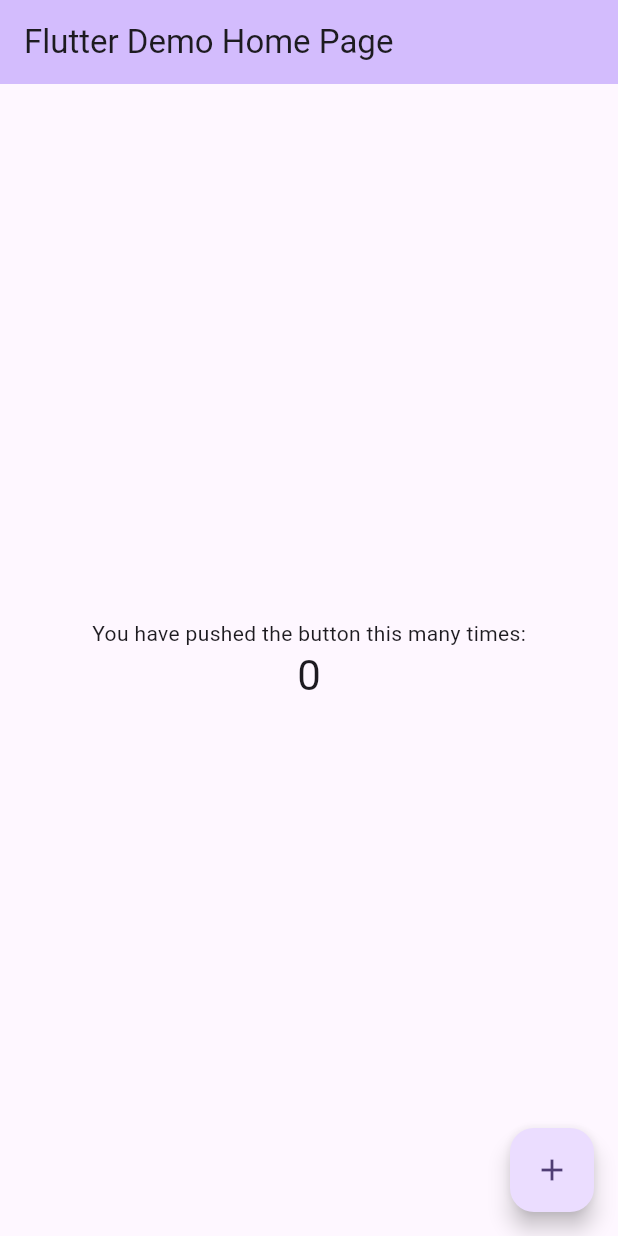
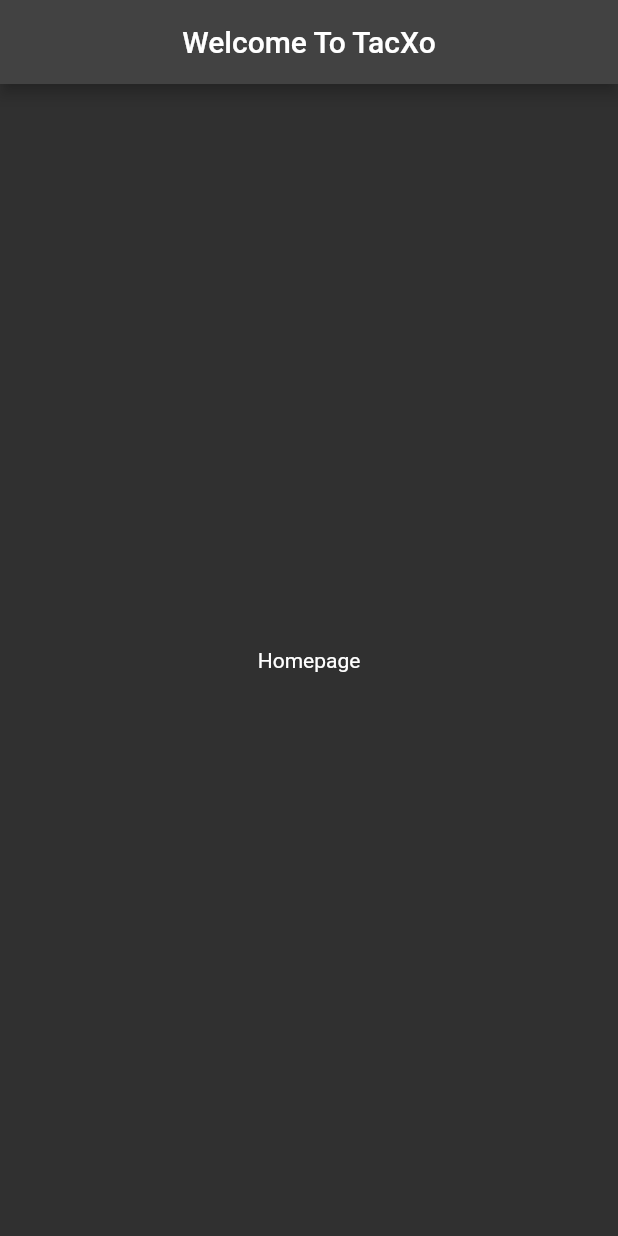
Before and after one commit to Abhinav0915/TacXO, a Flutter app: the screen it shows after launch, on a phone screen of 412 x 824 dp. Run offline on Flutter 3.47's test engine with Material 2 defaults, Android fonts, the phone set to English and light mode, and no system bars.

Commit message:
added utils

```diff
--- a/lib/main.dart
+++ b/lib/main.dart
@@ -1,125 +1,31 @@
 import 'package:flutter/material.dart';
+import '../pages/homepage.dart';
 
 void main() {
-  runApp(const MyApp());
+  runApp(const TacXO());
 }
 
-class MyApp extends StatelessWidget {
-  const MyApp({super.key});
+class TacXO extends StatefulWidget {
+  const TacXO({super.key});
 
-  // This widget is the root of your application.
+  @override
+  State<TacXO> createState() => _TacXOState();
+}
+
+class _TacXOState extends State<TacXO> {
   @override
   Widget build(BuildContext context) {
+    var routes = {
+      '/': (context) => const Homepage(),
+    };
     return MaterialApp(
-      title: 'Flutter Demo',
+      debugShowCheckedModeBanner: false,
+      themeMode: ThemeMode.dark,
       theme: ThemeData(
-        // This is the theme of your application.
-        //
-        // TRY THIS: Try running your application with "flutter run". You'll see
-        // the application has a blue toolbar. Then, without quitting the app,
-        // try changing the seedColor in the colorScheme below to Colors.green
-        // and then invoke "hot reload" (save your changes or pr`ess the "hot
-        // reload" button in a Flutter-supported IDE, or press "r" if you used
-        // the command line to start the app).
-        //
-        // Notice that the counter didn't reset back to zero; the application
-        // state is not lost during the reload. To reset the state, use hot
-        // restart instead.
-        //
-        // This works for code too, not just values: Most code changes can be
-        // tested with just a hot reload.
-        colorScheme: ColorScheme.fromSeed(seedColor: Colors.deepPurple),
-        useMaterial3: true,
+        brightness: Brightness.dark,
       ),
-      home: const MyHomePage(title: 'Flutter Demo Home Page'),
+      initialRoute: '/',
+      routes: routes,
     );
   }
 }
-
-class MyHomePage extends StatefulWidget {
-  const MyHomePage({super.key, required this.title});
-
-  // This widget is the home page of your application. It is stateful, meaning
-  // that it has a State object (defined below) that contains fields that affect
-  // how it looks.
-
-  // This class is the configuration for the state. It holds the values (in this
-  // case the title) provided by the parent (in this case the App widget) and
-  // used by the build method of the State. Fields in a Widget subclass are
-  // always marked "final".
-
-  final String title;
-
-  @override
-  State<MyHomePage> createState() => _MyHomePageState();
-}
-
-class _MyHomePageState extends State<MyHomePage> {
-  int _counter = 0;
-
-  void _incrementCounter() {
-    setState(() {
-      // This call to setState tells the Flutter framework that something has
-      // changed in this State, which causes it to rerun the build method below
-      // so that the display can reflect the updated values. If we changed
-      // _counter without calling setState(), then the build method would not be
-      // called again, and so nothing would appear to happen.
-      _counter++;
-    });
-  }
-
-  @override
-  Widget build(BuildContext context) {
-    // This method is rerun every time setState is called, for instance as done
-    // by the _incrementCounter method above.
-    //
-    // The Flutter framework has been optimized to make rerunning build methods
-    // fast, so that you can just rebuild anything that needs updating rather
-    // than having to individually change instances of widgets.
-    return Scaffold(
-      appBar: AppBar(
-        // TRY THIS: Try changing the color here to a specific color (to
-        // Colors.amber, perhaps?) and trigger a hot reload to see the AppBar
-        // change color while the other colors stay the same.
-        backgroundColor: Theme.of(context).colorScheme.inversePrimary,
-        // Here we take the value from the MyHomePage object that was created by
-        // the App.build method, and use it to set our appbar title.
-        title: Text(widget.title),
-      ),
-      body: Center(
-        // Center is a layout widget. It takes a single child and positions it
-        // in the middle of the parent.
-        child: Column(
-          // Column is also a layout widget. It takes a list of children and
-          // arranges them vertically. By default, it sizes itself to fit its
-          // children horizontally, and tries to be as tall as its parent.
-          //
-          // Column has various properties to control how it sizes itself and
-          // how it positions its children. Here we use mainAxisAlignment to
-          // center the children vertically; the main axis here is the vertical
-          // axis because Columns are vertical (the cross axis would be
-          // horizontal).
-          //
-          // TRY THIS: Invoke "debug painting" (choose the "Toggle Debug Paint"
-          // action in the IDE, or press "p" in the console), to see the
-          // wireframe for each widget.
-          mainAxisAlignment: MainAxisAlignment.center,
-          children: <Widget>[
-            const Text(
-              'You have pushed the button this many times:',
-            ),
-            Text(
-              '$_counter',
-              style: Theme.of(context).textTheme.headlineMedium,
-            ),
-          ],
-        ),
-      ),
-      floatingActionButton: FloatingActionButton(
-        onPressed: _incrementCounter,
-        tooltip: 'Increment',
-        child: const Icon(Icons.add),
-      ), // This trailing comma makes auto-formatting nicer for build methods.
-    );
-  }
-}
--- /dev/null
+++ b/lib/pages/homepage.dart
@@ -0,0 +1,22 @@
+import 'package:flutter/material.dart';
+import '../util/appbar.dart';
+
+class Homepage extends StatefulWidget {
+  const Homepage({super.key});
+
+  @override
+  State<Homepage> createState() => _HomepageState();
+}
+
+class _HomepageState extends State<Homepage> {
+  @override
+  Widget build(BuildContext context) {
+    return Scaffold(
+        appBar: MyAppBar(
+          title: 'Welcome To TacXo',
+        ),
+        body: const Center(
+          child: Text('Homepage'),
+        ));
+  }
+}
--- /dev/null
+++ b/lib/util/appbar.dart
@@ -0,0 +1,21 @@
+import 'package:flutter/material.dart';
+
+class MyAppBar extends StatelessWidget implements PreferredSizeWidget {
+  final String title;
+  final List<Widget>? actions;
+
+  MyAppBar({required this.title, this.actions});
+
+  @override
+  Widget build(BuildContext context) {
+    return AppBar(
+      title: Text(title),
+      actions: actions,
+      centerTitle: true,
+
+    );
+  }
+
+  @override
+  Size get preferredSize => Size.fromHeight(kToolbarHeight);
+}
```
Also changed, not shown: 3 other files.
